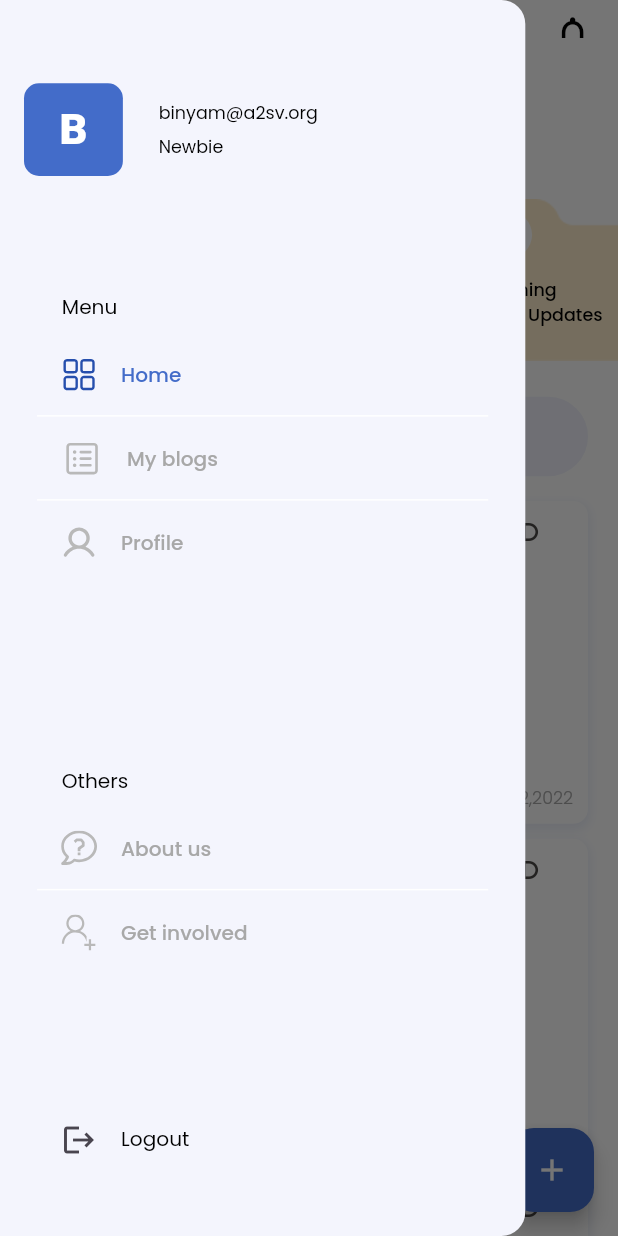
After one commit to A2SV/Ghana-G4-Starter-Project, a Flutter app: the BlogsDashboard screen opened by its route, with the side drawer open, on a phone screen of 412 x 824 dp. The commit adds this screen. Run offline on Flutter 3.47's test engine with Material 3 defaults, Android fonts, the phone set to English and light mode, and no system bars; our stand-ins replace bloc, dartz, dotted_border, equatable, flutter_bloc, flutter_staggered_animations and 10 more; missing offline and left inert: validation_pro; accounts and stored records are empty.

Commit message:
Design layout for blog dashboard (#58)

```diff
--- a/mobile/lib/src/core/routes/app_routes.dart
+++ b/mobile/lib/src/core/routes/app_routes.dart
@@ -1,6 +1,7 @@
 import 'package:flutter/material.dart';
 import 'package:go_router/go_router.dart';
 import 'package:starter_project/src/features/auth/presentation/pages/otp_screen.dart';
+import 'package:starter_project/src/features/blog/presentation/pages/blogs_dashboard.dart';
 import 'package:starter_project/src/features/profiles/presentation/pages/profile_screen.dart';
 import 'package:starter_project/src/features/auth/presentation/pages/register_screen.dart';
 
@@ -32,6 +33,7 @@ class AppRoutes {
   static const String allblogsScreen = 'all-blogs-screen';
   static const String profileEditScreen = "profile-edit-screen";
   static const String blogDetails = "blog-details-screen";
+  static const String blogsDashboard = "blogs-dashboard";
 }
 
 //* Custom transition page
@@ -111,4 +113,9 @@ final routes = <GoRoute>[
     path: '/${BlogDetails.routeName}',
     builder: (context, state) => BlogDetails(),
   ),
+  GoRoute(
+    name: AppRoutes.blogsDashboard,
+    path: '/${BlogsDashboard.routeName}',
+    builder: (context, state) => const BlogsDashboard(),
+  ),
 ];
--- a/mobile/lib/src/features/blog/presentation/pages/add_blog_screen.dart
+++ b/mobile/lib/src/features/blog/presentation/pages/add_blog_screen.dart
@@ -17,6 +17,7 @@ class AddBlogScreenState extends State<AddBlogScreen> {
   Widget build(BuildContext context) {
     return Scaffold(
       appBar: AppBar(
+        toolbarHeight: 25,
         title: const Text('Add Blog'),
         automaticallyImplyLeading: true,
       ),
--- a/mobile/lib/src/features/blog/presentation/pages/all_blogs_screen.dart
+++ b/mobile/lib/src/features/blog/presentation/pages/all_blogs_screen.dart
@@ -31,7 +31,7 @@ class _AllBlogsScreenState extends State<AllBlogsScreen> {
           preferredSize: Size.fromHeight(10.h),
           child: CustomTextFormField(
             borderRadiusValue: 30.0,
-            contentPadding: EdgeInsets.symmetric( vertical: 2.h),
+            contentPadding: EdgeInsets.symmetric(vertical: 2.h),
             textFormFieldType: TextFormFieldType.regular,
             hintText: 'Search for blogs',
             controller: _searchController,
--- /dev/null
+++ b/mobile/lib/src/features/blog/presentation/pages/blogs_dashboard.dart
@@ -0,0 +1,129 @@
+import 'package:flutter/material.dart';
+import 'package:responsive_sizer/responsive_sizer.dart';
+import 'package:starter_project/src/core/utils/custom_extensions.dart';
+import 'package:starter_project/src/features/blog/presentation/widgets/main_drawer.dart';
+
+import '../../../../../generated/assets.gen.dart';
+import '../../../../core/theme/app_light_theme_colors.dart';
+import '../../../../core/widgets/blog_card.dart';
+import '../../../../core/widgets/custom_textformfield.dart';
+import '../widgets/category_info.dart';
+import '../widgets/main_drawer.dart';
+
+class BlogsDashboard extends StatefulWidget {
+  const BlogsDashboard({super.key});
+
+  static const routeName = "blogs-dashboard";
+
+  @override
+  State<BlogsDashboard> createState() => _BlogsDashboardState();
+}
+
+class _BlogsDashboardState extends State<BlogsDashboard> {
+  @override
+  Widget build(BuildContext context) {
+    return Scaffold(
+      appBar: AppBar(
+        actions: [
+          IconButton(
+            onPressed: () {},
+            icon: Icon(
+              Icons.notifications_outlined,
+              size: 22.sp,
+            ),
+          ),
+          SizedBox(width: 1.5.w),
+        ],
+      ),
+      drawer: const MainSideDrawer(),
+      body: SingleChildScrollView(
+        child: Column(
+          crossAxisAlignment: CrossAxisAlignment.start,
+          children: [
+            SizedBox(height: 3.h),
+            Padding(
+              padding: EdgeInsets.symmetric(horizontal: 5.5.w),
+              child: RichText(
+                text: TextSpan(
+                  text: 'Welcome back, ',
+                  style: context.textTheme.displayMedium!.copyWith(
+                    fontSize: 20.sp,
+                    color: Colors.black,
+                    fontWeight: FontWeight.w300,
+                  ),
+                  children: <TextSpan>[
+                    TextSpan(
+                      text: 'Binyam',
+                      style: context.textTheme.displayMedium!.copyWith(
+                        fontSize: 20.sp,
+                        color: Colors.black,
+                        fontWeight: FontWeight.w600,
+                      ),
+                    ),
+                  ],
+                ),
+              ),
+            ),
+            const SizedBox(height: 8),
+            Padding(
+              padding: EdgeInsets.symmetric(horizontal: 5.5.w),
+              child: Text(
+                "We've got some interesting reads for you",
+                style: context.textTheme.displaySmall!.copyWith(
+                  color: Colors.black,
+                  fontWeight: FontWeight.w300,
+                ),
+              ),
+            ),
+            SizedBox(height: 4.h),
+            Padding(
+              padding: EdgeInsets.only(left: 5.5.w),
+              child: SizedBox(
+                height: 14.h,
+                child: ListView(
+                  scrollDirection: Axis.horizontal,
+                  children: [
+                    const CategoryInfo(),
+                    SizedBox(width: 5.w),
+                    const CategoryInfo(),
+                    SizedBox(width: 5.w),
+                    const CategoryInfo(),
+                    SizedBox(width: 5.w),
+                    const CategoryInfo(),
+                    SizedBox(width: 5.w),
+                    const CategoryInfo(),
+                  ],
+                ),
+              ),
+            ),
+            SizedBox(height: 2.h),
+            CustomTextFormField(
+              borderRadiusValue: 30.0,
+              contentPadding: EdgeInsets.symmetric(vertical: 2.h),
+              textFormFieldType: TextFormFieldType.regular,
+              hintText: 'Search for blogs',
+              hintStyle: context.textTheme.labelMedium!.copyWith(
+                fontWeight: FontWeight.w400,
+              ),
+              prefixIcon: Assets.svg.blogSearch.path
+                  .asSvgImage()
+                  .horizontalPadding(5.w),
+            ).horizontalPadding(20.0),
+            SizedBox(height: 2.h),
+            for (int i = 0; i < 10; i++)
+              const BlogCard().onlyPadding(0, 10.0, 20.0, 20.0),
+            SizedBox(height: 3.h),
+          ],
+        ),
+      ),
+      floatingActionButton: FloatingActionButton(
+        backgroundColor: AppLightThemeColors.kPrimaryColor,
+        onPressed: () {},
+        child: const Icon(
+          Icons.add,
+          color: Colors.white,
+        ),
+      ),
+    );
+  }
+}
--- a/mobile/lib/src/features/blog/presentation/pages/edit_blog_screen.dart
+++ b/mobile/lib/src/features/blog/presentation/pages/edit_blog_screen.dart
@@ -18,6 +18,7 @@ class EditBlogScreenState extends State<EditBlogScreen> {
   Widget build(BuildContext context) {
     return Scaffold(
       appBar: AppBar(
+        toolbarHeight: 25,
         title: const Text('Edit Blog'),
         automaticallyImplyLeading: true,
       ),
--- /dev/null
+++ b/mobile/lib/src/features/blog/presentation/widgets/category_info.dart
@@ -0,0 +1,53 @@
+import 'package:flutter/material.dart';
+import 'package:responsive_sizer/responsive_sizer.dart';
+import 'package:starter_project/src/core/utils/custom_extensions.dart';
+
+class CategoryInfo extends StatelessWidget {
+  const CategoryInfo({super.key});
+
+  @override
+  Widget build(BuildContext context) {
+    return Stack(
+      children: [
+        Opacity(
+          opacity: 0.2,
+          child: Image.asset(
+            "assets/images/cat_image1.jpg",
+            width: 30.w,
+          ),
+        ),
+        Positioned(
+          left: 3.w,
+          top: 1.h,
+          child: CircleAvatar(
+            radius: 1.9.h,
+            backgroundColor: Colors.white,
+            child: Image.asset("assets/images/controller.jpg"),
+          ),
+        ),
+        Positioned(
+          left: 3.w,
+          top: 6.5.h,
+          child: Text(
+            "Gaming",
+            style: context.textTheme.displaySmall!.copyWith(
+              fontWeight: FontWeight.w500,
+              color: Colors.black,
+            ),
+          ),
+        ),
+        Positioned(
+          left: 3.w,
+          top: 8.5.h,
+          child: Text(
+            "+ 20 Updates",
+            style: context.textTheme.displaySmall!.copyWith(
+              fontWeight: FontWeight.w500,
+              color: Colors.black,
+            ),
+          ),
+        ),
+      ],
+    );
+  }
+}
--- /dev/null
+++ b/mobile/lib/src/features/blog/presentation/widgets/custom_drawer_header.dart
@@ -0,0 +1,49 @@
+import 'package:flutter/material.dart';
+import 'package:responsive_sizer/responsive_sizer.dart';
+
+class CustomDrawerHeader extends StatelessWidget {
+  const CustomDrawerHeader({
+    super.key,
+    this.decoration,
+    this.margin = const EdgeInsets.only(bottom: 8.0),
+    this.padding = const EdgeInsets.fromLTRB(16.0, 16.0, 16.0, 8.0),
+    this.duration = const Duration(milliseconds: 250),
+    this.curve = Curves.fastOutSlowIn,
+    required this.child,
+  });
+
+  final Decoration? decoration;
+  final EdgeInsetsGeometry padding;
+  final EdgeInsetsGeometry? margin;
+  final Duration duration;
+  final Curve curve;
+  final Widget? child;
+
+  @override
+  Widget build(BuildContext context) {
+    assert(debugCheckHasMaterial(context));
+    assert(debugCheckHasMediaQuery(context));
+    final ThemeData theme = Theme.of(context);
+    final double statusBarHeight = MediaQuery.paddingOf(context).top;
+    return Container(
+      height: 20.h,
+      margin: margin,
+      child: AnimatedContainer(
+        padding: padding.add(EdgeInsets.only(top: statusBarHeight)),
+        decoration: decoration,
+        duration: duration,
+        curve: curve,
+        child: child == null
+            ? null
+            : DefaultTextStyle(
+                style: theme.textTheme.bodyLarge!,
+                child: MediaQuery.removePadding(
+                  context: context,
+                  removeTop: true,
+                  child: child!,
+                ),
+              ),
+      ),
+    );
+  }
+}
--- /dev/null
+++ b/mobile/lib/src/features/blog/presentation/widgets/main_drawer.dart
@@ -0,0 +1,191 @@
+import 'package:flutter/material.dart';
+import 'package:responsive_sizer/responsive_sizer.dart';
+import 'package:starter_project/src/core/utils/custom_extensions.dart';
+
+import '../../../../../generated/assets.gen.dart';
+import '../../../../core/theme/app_light_theme_colors.dart';
+import 'custom_drawer_header.dart';
+
+class MainSideDrawer extends StatelessWidget {
+  const MainSideDrawer({super.key});
+
+  @override
+  Widget build(BuildContext context) {
+    return Drawer(
+      backgroundColor: const Color.fromRGBO(244, 245, 253, 1),
+      width: 85.w,
+      child: Column(
+        crossAxisAlignment: CrossAxisAlignment.start,
+        children: [
+          CustomDrawerHeader(
+            child: Row(
+              children: [
+                Container(
+                  width: 16.w,
+                  height: 7.5.h,
+                  decoration: BoxDecoration(
+                    color: AppLightThemeColors.kPrimaryColor,
+                    borderRadius: BorderRadius.circular(10),
+                  ),
+                  child: Center(
+                    child: Text(
+                      "B",
+                      style: TextStyle(
+                        fontSize: 22.sp,
+                        fontWeight: FontWeight.w900,
+                      ),
+                    ),
+                  ),
+                ),
+                SizedBox(width: 20.sp),
+                Column(
+                  crossAxisAlignment: CrossAxisAlignment.start,
+                  mainAxisSize: MainAxisSize.min,
+                  children: [
+                    Text(
+                      "binyam@a2sv.org",
+                      style: context.textTheme.displayMedium!.copyWith(
+                        color: Colors.black,
+                        fontSize: 14.sp,
+                        fontWeight: FontWeight.w400,
+                      ),
+                    ),
+                    SizedBox(height: 12.sp),
+                    Text(
+                      "Newbie",
+                      style: context.textTheme.displayMedium!.copyWith(
+                        color: Colors.black,
+                        fontSize: 14.sp,
+                        fontWeight: FontWeight.w400,
+                      ),
+                    ),
+                  ],
+                )
+              ],
+            ),
+          ),
+          SizedBox(height: 3.h),
+          Padding(
+            padding: EdgeInsets.symmetric(horizontal: 10.w),
+            child: Text(
+              "Menu",
+              style: context.textTheme.displayMedium!.copyWith(
+                color: Colors.black,
+                fontSize: 15.sp,
+                fontWeight: FontWeight.w400,
+              ),
+            ),
+          ),
+          SizedBox(height: 1.h),
+          Padding(
+            padding: EdgeInsets.symmetric(horizontal: 6.w),
+            child: Column(
+              crossAxisAlignment: CrossAxisAlignment.start,
+              children: [
+                ListTile(
+                  leading: Assets.svg.windowsIcon.path.asSvgImage(),
+                  title: Text(
+                    "Home",
+                    style: context.textTheme.displaySmall!.copyWith(
+                      color: AppLightThemeColors.kPrimaryColor,
+                      fontWeight: FontWeight.w500,
+                      fontSize: 15.sp,
+                    ),
+                  ),
+                ),
+                const Divider(
+                  height: 0,
+                  color: Colors.white,
+                ),
+                ListTile(
+                  leading: Assets.svg.myBlog.path.asSvgImage(),
+                  title: Text(
+                    "My blogs",
+                    style: context.textTheme.displaySmall!.copyWith(
+                      fontWeight: FontWeight.w500,
+                      fontSize: 15.sp,
+                    ),
+                  ),
+                ),
+                const Divider(
+                  height: 0,
+                  color: Colors.white,
+                ),
+                ListTile(
+                  leading: Assets.svg.profileUser.path.asSvgImage(),
+                  title: Text(
+                    "Profile",
+                    style: context.textTheme.displaySmall!.copyWith(
+                      fontWeight: FontWeight.w500,
+                      fontSize: 15.sp,
+                    ),
+                  ),
+                ),
+              ],
+            ),
+          ),
+          SizedBox(height: 15.h),
+          Padding(
+            padding: EdgeInsets.symmetric(horizontal: 10.w),
+            child: Text(
+              "Others",
+              style: context.textTheme.displayMedium!.copyWith(
+                color: Colors.black,
+                fontSize: 15.sp,
+                fontWeight: FontWeight.w400,
+              ),
+            ),
+          ),
+          SizedBox(height: 1.h),
+          Padding(
+            padding: EdgeInsets.symmetric(horizontal: 6.w),
+            child: Column(
+              crossAxisAlignment: CrossAxisAlignment.start,
+              children: [
+                ListTile(
+                  leading: Assets.svg.askQuestion.path.asSvgImage(),
+                  title: Text(
+                    "About us",
+                    style: context.textTheme.displaySmall!.copyWith(
+                      fontWeight: FontWeight.w500,
+                      fontSize: 15.sp,
+                    ),
+                  ),
+                ),
+                const Divider(
+                  height: 0,
+                  color: Colors.white,
+                ),
+                ListTile(
+                  leading: Assets.svg.profilePlus.path.asSvgImage(),
+                  title: Text(
+                    "Get involved",
+                    style: context.textTheme.displaySmall!.copyWith(
+                      fontWeight: FontWeight.w500,
+                      fontSize: 15.sp,
+                    ),
+                  ),
+                ),
+              ],
+            ),
+          ),
+          SizedBox(height: 10.h),
+          Padding(
+            padding: EdgeInsets.symmetric(horizontal: 6.w),
+            child: ListTile(
+              leading: const Icon(Icons.logout),
+              title: Text(
+                "Logout",
+                style: context.textTheme.displayMedium!.copyWith(
+                  color: Colors.black,
+                  fontSize: 15.sp,
+                  fontWeight: FontWeight.w400,
+                ),
+              ),
+            ),
+          ),
+        ],
+      ),
+    );
+  }
+}
```
Also changed, not shown: mobile/assets/images/cat_image1.jpg (added), mobile/assets/images/cat_image2.jpg (added), mobile/assets/images/cat_image3.jpg (added), mobile/assets/images/controller.jpg (added), mobile/assets/svg/ask_question.svg (added), mobile/assets/svg/my_blog.svg (added), mobile/assets/svg/profile_plus.svg (added), mobile/assets/svg/profile_user.svg (added), mobile/assets/svg/windows_icon.svg (added), mobile/lib/generated/assets.gen.dart.
